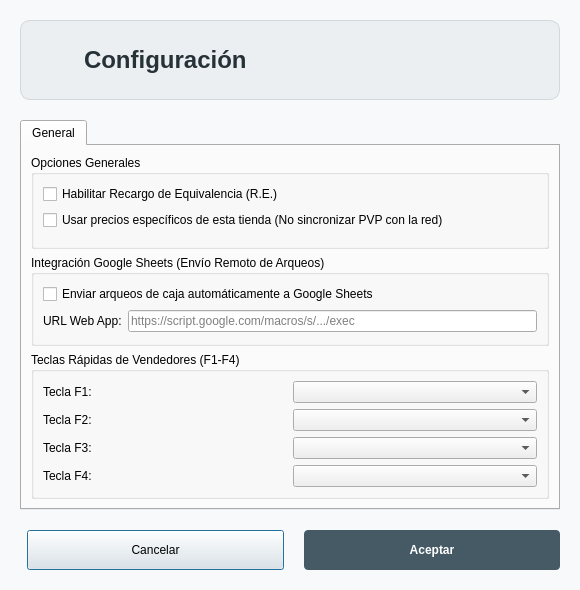
Qt form configuracionotros.ui (Ladis72/tienda) before a commit.
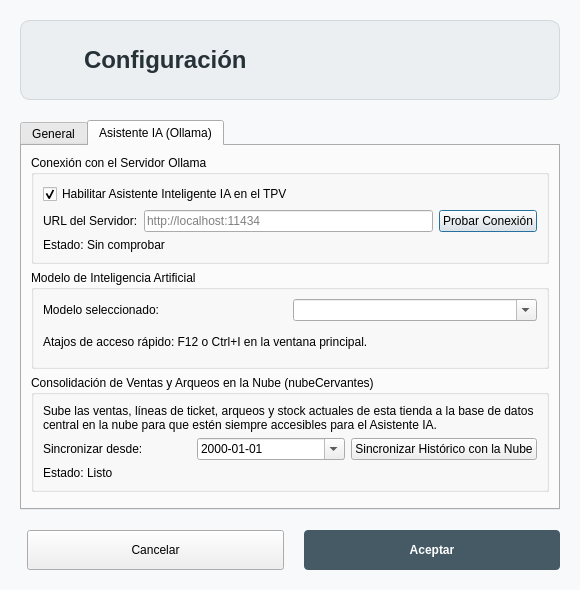
The same form after that commit. The open tabs and pages were chosen to show the change. Icons and pictures are not drawn.

```diff
--- a/configuracionotros.ui
+++ b/configuracionotros.ui
@@ -215,6 +215,165 @@
        </item>
       </layout>
      </widget>
+     <widget class="QWidget" name="tabAsistenteIA">
+      <attribute name="title">
+       <string>Asistente IA (Ollama)</string>
+      </attribute>
+      <layout class="QVBoxLayout" name="verticalLayoutTabIA">
+       <item>
+        <widget class="QGroupBox" name="groupBoxOllamaConexion">
+         <property name="title">
+          <string>Conexión con el Servidor Ollama</string>
+         </property>
+         <layout class="QVBoxLayout" name="verticalLayoutOllamaConn">
+          <item>
+           <widget class="QCheckBox" name="checkBoxActivarIA">
+            <property name="text">
+             <string>Habilitar Asistente Inteligente IA en el TPV</string>
+            </property>
+            <property name="checked">
+             <bool>true</bool>
+            </property>
+           </widget>
+          </item>
+          <item>
+           <layout class="QHBoxLayout" name="horizontalLayoutUrlOllama">
+            <item>
+             <widget class="QLabel" name="labelUrlOllama">
+              <property name="text">
+               <string>URL del Servidor:</string>
+              </property>
+             </widget>
+            </item>
+            <item>
+             <widget class="QLineEdit" name="lineEditUrlOllama">
+              <property name="placeholderText">
+               <string>http://localhost:11434</string>
+              </property>
+             </widget>
+            </item>
+            <item>
+             <widget class="QPushButton" name="pushButtonProbarOllama">
+              <property name="text">
+               <string>Probar Conexión</string>
+              </property>
+             </widget>
+            </item>
+           </layout>
+          </item>
+          <item>
+           <widget class="QLabel" name="labelEstadoOllama">
+            <property name="text">
+             <string>Estado: Sin comprobar</string>
+            </property>
+           </widget>
+          </item>
+         </layout>
+        </widget>
+       </item>
+       <item>
+        <widget class="QGroupBox" name="groupBoxOllamaModelo">
+         <property name="title">
+          <string>Modelo de Inteligencia Artificial</string>
+         </property>
+         <layout class="QVBoxLayout" name="verticalLayoutOllamaMod">
+          <item>
+           <layout class="QHBoxLayout" name="horizontalLayoutModeloOllama">
+            <item>
+             <widget class="QLabel" name="labelModeloOllama">
+              <property name="text">
+               <string>Modelo seleccionado:</string>
+              </property>
+             </widget>
+            </item>
+            <item>
+             <widget class="QComboBox" name="comboBoxModeloOllama">
+              <property name="editable">
+               <bool>true</bool>
+              </property>
+              <property name="minimumSize">
+               <size>
+                <width>200</width>
+                <height>0</height>
+               </size>
+              </property>
+             </widget>
+            </item>
+           </layout>
+          </item>
+          <item>
+           <widget class="QLabel" name="labelInfoAtajo">
+            <property name="text">
+             <string>Atajos de acceso rápido: F12 o Ctrl+I en la ventana principal.</string>
+            </property>
+           </widget>
+          </item>
+         </layout>
+        </widget>
+       </item>
+       <item>
+        <widget class="QGroupBox" name="groupBoxConsolidacionNube">
+         <property name="title">
+          <string>Consolidación de Ventas y Arqueos en la Nube (nubeCervantes)</string>
+         </property>
+         <layout class="QVBoxLayout" name="verticalLayoutConsolNube">
+          <item>
+           <widget class="QLabel" name="labelExplicacionNube">
+            <property name="text">
+             <string>Sube las ventas, líneas de ticket, arqueos y stock actuales de esta tienda a la base de datos central en la nube para que estén siempre accesibles para el Asistente IA.</string>
+            </property>
+            <property name="wordWrap">
+             <bool>true</bool>
+            </property>
+           </widget>
+          </item>
+          <item>
+           <layout class="QHBoxLayout" name="horizontalLayoutSyncNube">
+            <item>
+             <widget class="QLabel" name="labelFechaDesde">
+              <property name="text">
+               <string>Sincronizar desde:</string>
+              </property>
+             </widget>
+            </item>
+            <item>
+             <widget class="QDateEdit" name="dateEditSyncDesde">
+              <property name="displayFormat">
+               <string>yyyy-MM-dd</string>
+              </property>
+              <property name="calendarPopup">
+               <bool>true</bool>
+              </property>
+             </widget>
+            </item>
+            <item>
+             <widget class="QPushButton" name="pushButtonSincronizarNube">
+              <property name="text">
+               <string>Sincronizar Histórico con la Nube</string>
+              </property>
+             </widget>
+            </item>
+           </layout>
+          </item>
+          <item>
+           <widget class="QLabel" name="labelEstadoSyncNube">
+            <property name="text">
+             <string>Estado: Listo</string>
+            </property>
+           </widget>
+          </item>
+         </layout>
+        </widget>
+       </item>
+       <item>
+        <spacer name="verticalSpacerIA">
+         <property name="orientation">
+          <enum>Qt::Orientation::Vertical</enum>
+         </property>
+        </spacer>
+       </item>
+      </layout>
+     </widget>
     </widget>
    </item>
    <item>
```
